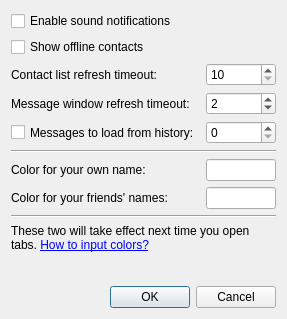
The window that src/ui/configWindow.ui (ilvokhin/oop-project) describes before a commit, drawn with Qt 5.
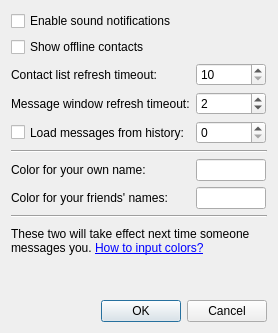
The same window after the commit.

```diff
--- a/src/ui/configWindow.ui
+++ b/src/ui/configWindow.ui
@@ -97,7 +97,7 @@
         </sizepolicy>
        </property>
        <property name="text">
-        <string>Messages to load from history:</string>
+        <string>Load messages from history:</string>
        </property>
       </widget>
      </item>
@@ -206,7 +206,7 @@
       </sizepolicy>
      </property>
      <property name="text">
-      <string>&lt;html&gt;&lt;head/&gt;&lt;body&gt;&lt;p&gt;These two will take effect next time you open tabs. &lt;a href=&quot;http://html-color-codes.info&quot;&gt;&lt;span style=&quot; text-decoration: underline; color:#0000ff;&quot;&gt;How to input colors?&lt;/span&gt;&lt;/a&gt;&lt;/p&gt;&lt;/body&gt;&lt;/html&gt;</string>
+      <string>&lt;html&gt;&lt;head/&gt;&lt;body&gt;&lt;p&gt;These two will take effect next time someone messages you. &lt;a href=&quot;http://html-color-codes.info&quot;&gt;&lt;span style=&quot; text-decoration: underline; color:#0000ff;&quot;&gt;How to input colors?&lt;/span&gt;&lt;/a&gt;&lt;/p&gt;&lt;/body&gt;&lt;/html&gt;</string>
      </property>
      <property name="wordWrap">
       <bool>true</bool>
```
Left out of the diff: 2 changed lines with no effect on the pictures.
